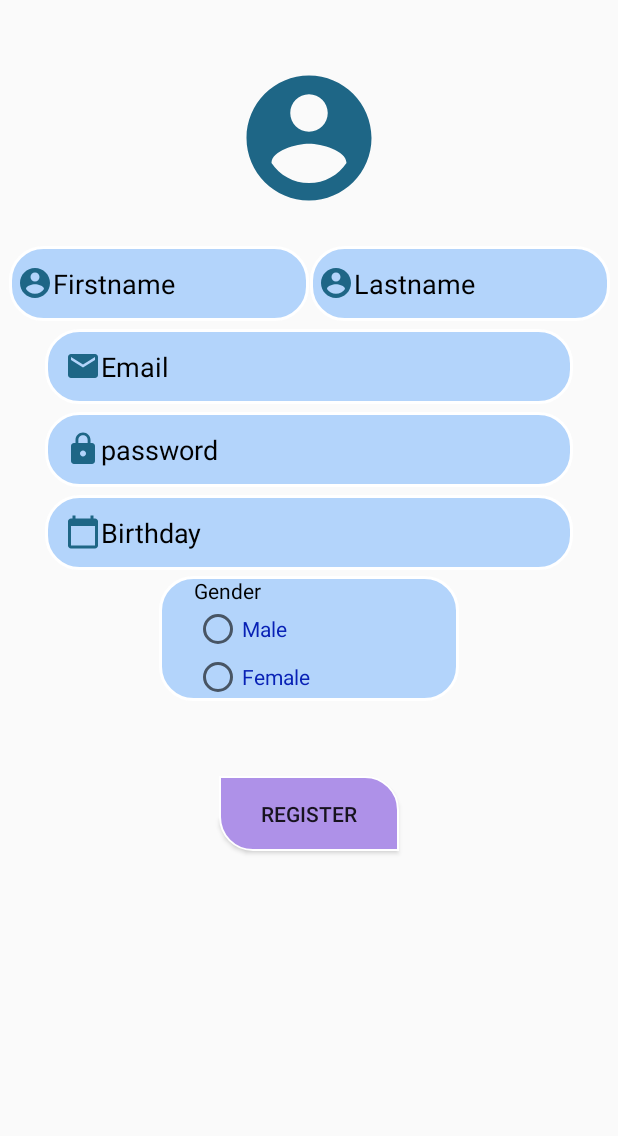
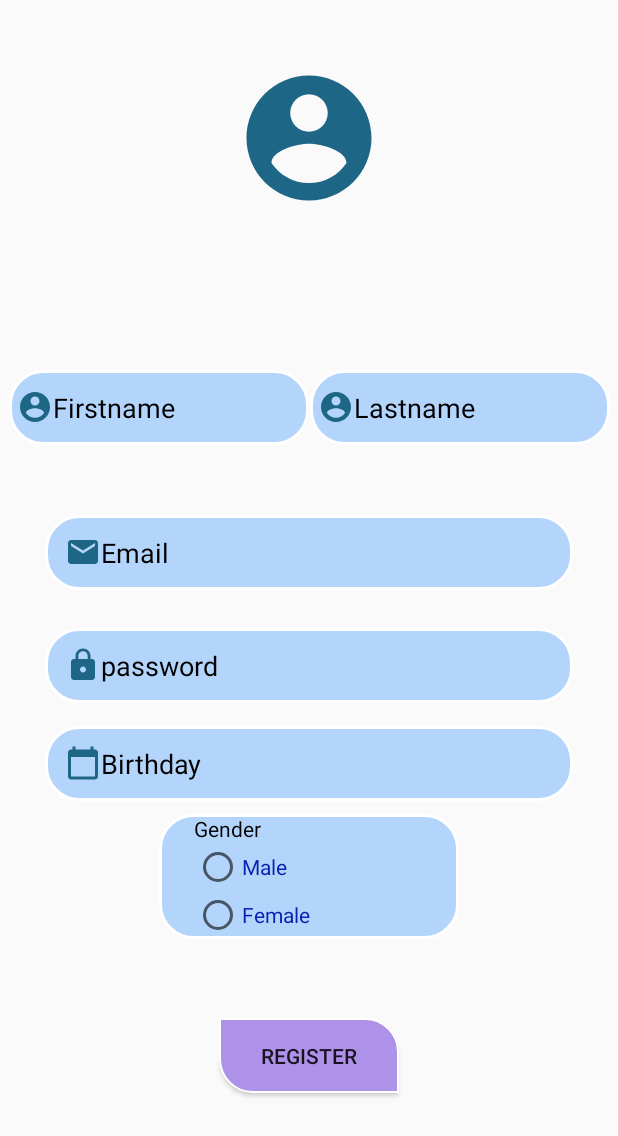
Before and after one commit to menasehk13/QuestionAndAnswer, an Android app: the Register screen opened directly, with no data from a screen before it, on a phone screen of 412 x 824 dp. Shown: the top 1136 px of the screen. Run offline under Robolectric (Android 15) with nearby library versions, the phone set to English and light mode, and no system bars; our stand-ins replace Firebase (no records; nobody signed in at launch, a user with empty details on screens opened directly), Picasso; libraries missing offline, so code that uses them is left out: cn.pedant.

Commit message:
check the layout of login and register

```diff
--- a/app/build.gradle
+++ b/app/build.gradle
@@ -28,6 +28,7 @@ dependencies {
     implementation fileTree(dir: "libs", include: ["*.jar"])
     implementation 'androidx.appcompat:appcompat:1.2.0'
     implementation 'androidx.constraintlayout:constraintlayout:2.0.1'
+
     implementation 'com.google.firebase:firebase-analytics:17.5.0'
     implementation 'com.google.firebase:firebase-auth:19.4.0'
     implementation 'com.google.firebase:firebase-database:19.4.0'
--- a/app/src/main/java/com/example/questionandanswer/AnswerView.java
+++ b/app/src/main/java/com/example/questionandanswer/AnswerView.java
@@ -1,11 +1,14 @@
 package com.example.questionandanswer;
 
+import android.app.NotificationChannel;
+import android.app.NotificationManager;
 import android.os.Bundle;
 import android.widget.TextView;
 
 import androidx.annotation.NonNull;
 import androidx.annotation.Nullable;
 import androidx.appcompat.app.AppCompatActivity;
+import androidx.core.app.NotificationManagerCompat;
 import androidx.recyclerview.widget.LinearLayoutManager;
 import androidx.recyclerview.widget.RecyclerView;
 
@@ -89,4 +92,7 @@ public class AnswerView extends AppCompatActivity {
             }
         });
     }
+
+
+
 }
--- a/app/src/main/java/com/example/questionandanswer/MyQuestion.java
+++ b/app/src/main/java/com/example/questionandanswer/MyQuestion.java
@@ -1,6 +1,7 @@
 package com.example.questionandanswer;
 
 public class MyQuestion {
+
     String Question;
     String Time;
     String Type;
@@ -8,6 +9,7 @@ public class MyQuestion {
     String username;
 
     public MyQuestion(String question, String time, String type, String imageurl, String username) {
+
         this.Question = question;
         this.Time = time;
         this.Type = type;
--- a/app/src/main/java/com/example/questionandanswer/MyQuestions.java
+++ b/app/src/main/java/com/example/questionandanswer/MyQuestions.java
@@ -51,6 +51,7 @@ public class MyQuestions extends Fragment {
                 startActivity(new Intent(getContext(),AddQuestion.class));
             }
         });
+
         FirebaseAuth auth=FirebaseAuth.getInstance();
         String user=auth.getCurrentUser().getUid();
         FirebaseDatabase firebaseDatabase=FirebaseDatabase.getInstance();
--- /dev/null
+++ b/app/src/main/res/layout-anydpi/activity_register.xml
@@ -0,0 +1,167 @@
+<?xml version="1.0" encoding="utf-8"?>
+<androidx.constraintlayout.widget.ConstraintLayout xmlns:android="http://schemas.android.com/apk/res/android"
+    xmlns:app="http://schemas.android.com/apk/res-auto"
+    xmlns:tools="http://schemas.android.com/tools"
+    android:layout_width="match_parent"
+    android:layout_height="match_parent"
+    tools:context=".Register">
+
+    <ImageView
+        android:id="@+id/image_view"
+        android:layout_width="wrap_content"
+        android:layout_height="wrap_content"
+        android:layout_marginTop="42dp"
+        android:background="@drawable/ic_baseline_account_circle_24"
+        app:layout_constraintEnd_toEndOf="parent"
+        app:layout_constraintStart_toStartOf="parent"
+        app:layout_constraintTop_toTopOf="parent"
+        tools:ignore="ContentDescription" />
+
+    <com.google.android.material.textfield.TextInputEditText
+        android:id="@+id/firstname"
+        android:layout_width="wrap_content"
+        android:layout_height="wrap_content"
+        android:layout_marginStart="5dp"
+        android:layout_marginTop="22dp"
+        android:layout_marginBottom="445dp"
+        android:background="@drawable/edit_text_box"
+        android:drawableStart="@drawable/ic_baseline_account_circle_small"
+        android:hint="@string/firstname"
+        android:inputType="textPersonName"
+        android:paddingStart="5dp"
+        android:textColorHint="@android:color/black"
+        app:layout_constraintBottom_toBottomOf="parent"
+        app:layout_constraintEnd_toStartOf="@id/Lastname"
+        app:layout_constraintStart_toStartOf="parent"
+        app:layout_constraintTop_toBottomOf="@id/image_view"
+        tools:ignore="RtlSymmetry" />
+
+    <com.google.android.material.textfield.TextInputEditText
+        android:id="@+id/Lastname"
+        android:layout_width="wrap_content"
+        android:layout_height="wrap_content"
+        android:layout_marginStart="206dp"
+
+        android:layout_marginTop="22dp"
+        android:layout_marginEnd="5dp"
+        android:layout_marginBottom="445dp"
+        android:background="@drawable/edit_text_box"
+        android:drawableStart="@drawable/ic_baseline_account_circle_small"
+        android:hint="@string/lastname"
+        android:inputType="textPersonName"
+        android:paddingStart="5dp"
+        android:textColorHint="@android:color/black"
+        app:layout_constraintBottom_toBottomOf="parent"
+        app:layout_constraintEnd_toEndOf="parent"
+        app:layout_constraintStart_toStartOf="parent"
+        app:layout_constraintTop_toBottomOf="@id/image_view"
+        tools:ignore="RtlSymmetry" />
+
+    <com.google.android.material.textfield.TextInputEditText
+        android:id="@+id/emailinput"
+        android:layout_width="match_parent"
+        android:layout_height="wrap_content"
+        android:layout_marginStart="30dp"
+        android:layout_marginTop="5dp"
+        android:layout_marginEnd="30dp"
+        android:layout_marginBottom="390dp"
+        android:background="@drawable/edit_text_box"
+        android:drawableStart="@drawable/ic_baseline_email_24"
+        android:hint="@string/email"
+        android:inputType="textEmailAddress"
+        android:paddingStart="13dp"
+        android:textColorHint="@android:color/black"
+        app:layout_constraintBottom_toBottomOf="parent"
+        app:layout_constraintEnd_toEndOf="parent"
+
+        app:layout_constraintStart_toStartOf="parent"
+        app:layout_constraintTop_toBottomOf="@id/firstname"
+        tools:ignore="RtlSymmetry" />
+
+    <com.google.android.material.textfield.TextInputEditText
+        android:id="@+id/passwordnew"
+        android:layout_width="match_parent"
+        android:layout_height="wrap_content"
+        android:layout_marginStart="30dp"
+        android:layout_marginTop="5dp"
+        android:layout_marginEnd="30dp"
+        android:layout_marginBottom="335dp"
+        android:background="@drawable/edit_text_box"
+        android:drawableStart="@drawable/ic_baseline_lock_24"
+        android:hint="@string/password"
+        android:inputType="textPassword"
+        android:paddingStart="13dp"
+        android:textColorHint="@android:color/black"
+        app:layout_constraintBottom_toBottomOf="parent"
+        app:layout_constraintEnd_toEndOf="parent"
+        app:layout_constraintStart_toStartOf="parent"
+        app:layout_constraintTop_toBottomOf="@id/emailinput"
+        tools:ignore="RtlSymmetry" />
+
+    <com.google.android.material.textfield.TextInputEditText
+        android:id="@+id/date"
+        android:layout_width="match_parent"
+        android:layout_height="wrap_content"
+        android:layout_marginStart="30dp"
+        android:layout_marginTop="5dp"
+        android:layout_marginEnd="30dp"
+        android:layout_marginBottom="280dp"
+        android:background="@drawable/edit_text_box"
+        android:drawableStart="@drawable/ic_baseline_calendar_today_24"
+        android:hint="@string/birthday"
+        android:paddingStart="13dp"
+        android:textColorHint="@android:color/black"
+        app:layout_constraintBottom_toBottomOf="parent"
+        app:layout_constraintEnd_toEndOf="parent"
+        app:layout_constraintStart_toStartOf="parent"
+        app:layout_constraintTop_toBottomOf="@id/passwordnew"
+        tools:ignore="RtlSymmetry" />
+
+    <RadioGroup
+        android:id="@+id/radiobutton"
+        android:layout_width="wrap_content"
+        android:layout_height="wrap_content"
+        android:layout_marginTop="4dp"
+        android:layout_marginBottom="193dp"
+        android:background="@drawable/edit_text_box"
+        android:paddingStart="23dp"
+        app:layout_constraintBottom_toBottomOf="parent"
+        app:layout_constraintEnd_toEndOf="parent"
+        app:layout_constraintStart_toStartOf="parent"
+        app:layout_constraintTop_toBottomOf="@id/date"
+        tools:ignore="RtlSymmetry">
+
+        <TextView
+            android:layout_width="wrap_content"
+            android:layout_height="wrap_content"
+            android:text="@string/gender"
+            android:textColor="@android:color/black" />
+
+        <RadioButton
+            android:id="@+id/male"
+            android:layout_width="wrap_content"
+            android:layout_height="wrap_content"
+            android:text="@string/male"
+            android:textColor="#0821B5" />
+
+        <RadioButton
+            android:id="@+id/female"
+            android:layout_width="wrap_content"
+            android:layout_height="wrap_content"
+            android:text="@string/female"
+            android:textColor="#0821B5" />
+    </RadioGroup>
+
+    <Button
+        android:id="@+id/registernew"
+        android:layout_width="wrap_content"
+        android:layout_height="wrap_content"
+        android:layout_marginTop="50dp"
+        android:layout_marginBottom="93dp"
+        android:background="@drawable/button_shape"
+        android:text="@string/register"
+        app:layout_constraintBottom_toBottomOf="parent"
+        app:layout_constraintEnd_toEndOf="parent"
+        app:layout_constraintStart_toStartOf="parent"
+        app:layout_constraintTop_toBottomOf="@id/radiobutton" />
+</androidx.constraintlayout.widget.ConstraintLayout>
```
Also changed, not shown: app/src/main/res/layout-anydpi/activity_login.xml (added, +107 -0 lines), app/src/main/res/layout/fragment_profile.xml (+6 -3 lines).
